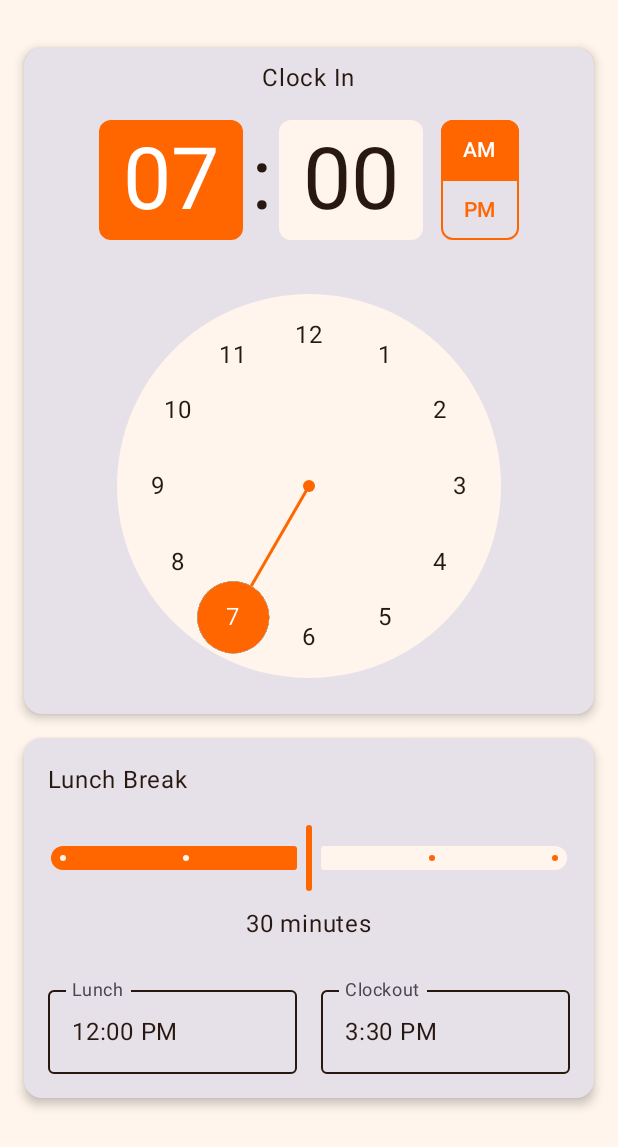
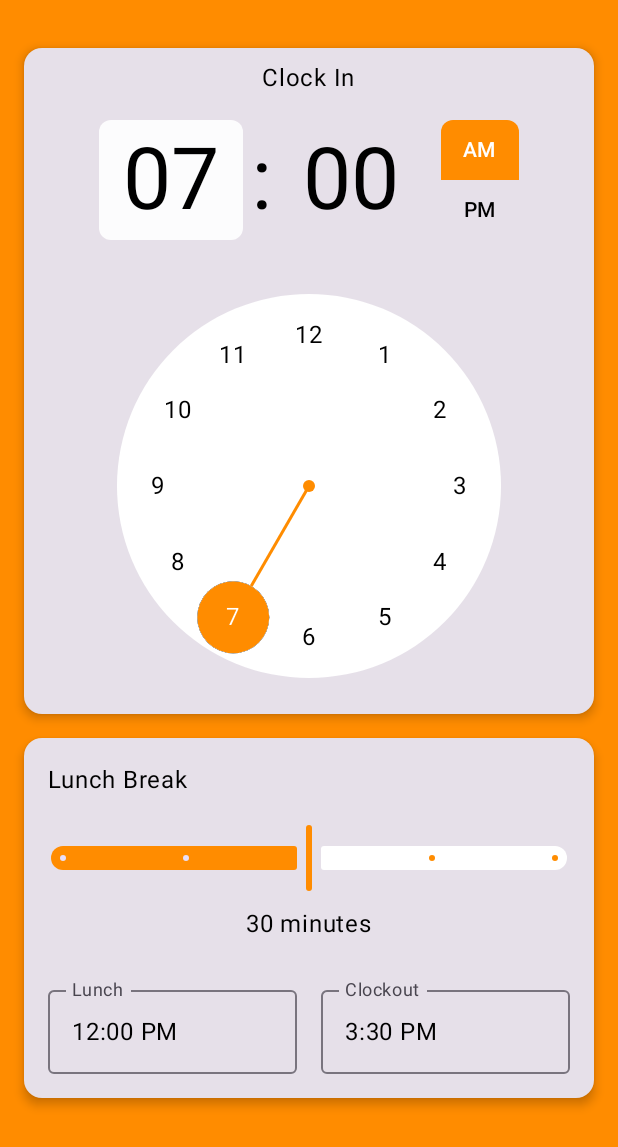
Before and after one commit to kyle-ce/clock-out-mobile, an Android app built with Jetpack Compose: the screen it shows after launch (MainActivity), on a phone screen of 412 x 824 dp. Shown: the top 1147 px of the screen. Run offline under Robolectric (Android 15) with nearby library versions, the phone set to English and light mode, and no system bars.

Commit message:
improve dark and light theme

```diff
--- a/app/src/main/java/com/example/clockout/ui/App.kt
+++ b/app/src/main/java/com/example/clockout/ui/App.kt
@@ -17,6 +17,7 @@ import androidx.compose.material3.MaterialTheme
 import androidx.compose.material3.OutlinedTextField
 import androidx.compose.material3.Scaffold
 import androidx.compose.material3.Slider
+import androidx.compose.material3.SliderDefaults
 import androidx.compose.material3.Text
 import androidx.compose.material3.TimePicker
 import androidx.compose.material3.TimePickerDefaults
@@ -96,6 +97,9 @@ fun ClockOutTimeDisplay(clockOutTime: String) {
 
 @Composable
 private fun LunchSlider(title: String, sliderPosition: Float, onvalueChange: (Float) -> Unit) {
+    var colors = SliderDefaults.colors(
+        inactiveTrackColor = MaterialTheme.colorScheme.surface
+    )
     Column {
         Text(text = title, Modifier.padding(all = 16.dp))
         Slider(value = sliderPosition,
@@ -104,7 +108,8 @@ private fun LunchSlider(title: String, sliderPosition: Float, onvalueChange: (Fl
             steps = 3,
             modifier = Modifier
                 .semantics { contentDescription = "Lunch Break Slider" }
-                .padding(horizontal = 16.dp))
+                .padding(horizontal = 16.dp),
+            colors = colors)
         Text(
             text = "${sliderPosition.toInt()} minutes",
             Modifier
@@ -122,15 +127,19 @@ private fun TimePickerCard(title: String, timePickerState: TimePickerState) {
         clockDialSelectedContentColor = MaterialTheme.colorScheme.onPrimary,
         clockDialUnselectedContentColor = MaterialTheme.colorScheme.onSurface,
         selectorColor = MaterialTheme.colorScheme.primary,
-        containerColor = MaterialTheme.colorScheme.surface,
-        periodSelectorBorderColor = MaterialTheme.colorScheme.primary,
+
+        containerColor = Color.Blue,
+
+        periodSelectorBorderColor = Color.Transparent,
         periodSelectorSelectedContainerColor = MaterialTheme.colorScheme.primary,
         periodSelectorUnselectedContainerColor = Color.Transparent,
-        periodSelectorSelectedContentColor = MaterialTheme.colorScheme.onPrimary,
-        periodSelectorUnselectedContentColor = MaterialTheme.colorScheme.primary,
-        timeSelectorSelectedContainerColor = MaterialTheme.colorScheme.primary,
-        timeSelectorUnselectedContainerColor = MaterialTheme.colorScheme.surface,
-        timeSelectorSelectedContentColor = MaterialTheme.colorScheme.onPrimary,
+        periodSelectorSelectedContentColor = MaterialTheme.colorScheme.surface,
+        periodSelectorUnselectedContentColor = MaterialTheme.colorScheme.onSurface,
+
+// TODO: fix surface color tint to match clockDialColor
+        timeSelectorSelectedContainerColor = MaterialTheme.colorScheme.surface.copy(alpha = .9f),
+        timeSelectorUnselectedContainerColor = Color.Transparent,
+        timeSelectorSelectedContentColor = MaterialTheme.colorScheme.onSurface,
         timeSelectorUnselectedContentColor = MaterialTheme.colorScheme.onSurface
     )
 
@@ -138,7 +147,9 @@ private fun TimePickerCard(title: String, timePickerState: TimePickerState) {
     Card(
         Modifier
             .fillMaxWidth()
-            .padding(all = 16.dp), elevation = CardDefaults.cardElevation(4.dp)
+            .padding(all = 16.dp),
+        elevation = CardDefaults.cardElevation(4.dp),
+
     ) {
         Column(
             horizontalAlignment = Alignment.CenterHorizontally, modifier = Modifier.fillMaxWidth()
--- a/app/src/main/java/com/example/clockout/ui/theme/Color.kt
+++ b/app/src/main/java/com/example/clockout/ui/theme/Color.kt
@@ -3,19 +3,10 @@ package com.example.clockout.ui.theme
 import androidx.compose.material3.ColorScheme
 import androidx.compose.ui.graphics.Color
 
-val HomeDepotOrange = Color(0xFFFF6600)
-val LightBrown = Color(0xFFB6866F)
-val LightBeige = Color(0xFFFFF5EC)
-val DarkBrown = Color(0xFF271810)
 val DarkOrange = Color(0xFFFF8C00)
 val MediumDarkOrange = Color(0xFFFF7043)
-val SiennaBrown = Color(0xFFA0522D)
-val SaddleBrown = Color(0xFF8B4513)
-val LightSalmon = Color(0xFFFFA07A)
-val IndianRed = Color(0xFFCD5C5C)
+
 val AlmostBlack = Color(0xFF121212)
 val LightGray = Color(0xFFE0E0E0)
 val Gray = Color(0xFFBDBDBD)
 val VeryDarkGray = Color(0xFF1E1E1E)
-val PinkishRed = Color(0xFFCF6679)
-val DarkRed = Color(0xFF8B0000)
--- a/app/src/main/java/com/example/clockout/ui/theme/Theme.kt
+++ b/app/src/main/java/com/example/clockout/ui/theme/Theme.kt
@@ -8,63 +8,33 @@ import androidx.compose.runtime.Composable
 import androidx.compose.ui.graphics.Color
 
 private val LightColorScheme = lightColorScheme(
-    primary = HomeDepotOrange,
+// Primary
+    primary = DarkOrange,
     onPrimary = Color.White,
-    primaryContainer = LightBeige,
-    onPrimaryContainer = DarkBrown,
-    secondary = LightBrown,
-    onSecondary = Color.White,
-    secondaryContainer = LightBeige,
-    onSecondaryContainer = DarkBrown,
-    tertiary = DarkBrown,
-    onTertiary = Color.White,
-    tertiaryContainer = LightBeige,
-    onTertiaryContainer = DarkBrown,
-    background = LightBeige,
-    onBackground = DarkBrown,
-    surface = LightBeige,
-    onSurface = DarkBrown,
-    error = Color.Red,
-    onError = Color.White,
-    errorContainer = Color(0xFFFFDAD4),
-    onErrorContainer = Color(0xFF410E0B),
-    inversePrimary = LightBeige,
-    inverseSurface = DarkBrown,
-    inverseOnSurface = LightBeige,
-    outline = DarkBrown,
-    outlineVariant = LightBrown,
-    surfaceTint = Color.Transparent,
-    surfaceVariant = LightBeige
+// Secondary
+
+// Background
+    background = DarkOrange,
+// Surface
+    surface = Color.White,
+    surfaceTint = Color.White,
+    surfaceVariant = Color.White.copy(alpha = .9f), // Card BG
+    onSurface = Color.Black,
 )
 
 private val DarkColorScheme = darkColorScheme(
+// Primary
     primary = DarkOrange,
     onPrimary = Color.White,
-    primaryContainer = MediumDarkOrange,
-    onPrimaryContainer = Color.Black,
-    secondary = SiennaBrown,
-    onSecondary = Color.White,
-    secondaryContainer = SaddleBrown,
-    onSecondaryContainer = Color.White,
-    tertiary = LightSalmon,
-    onTertiary = Color.Black,
-    tertiaryContainer = IndianRed,
-    onTertiaryContainer = Color.White,
+// Secondary
+// Background
     background = AlmostBlack,
-    onBackground = Color.Red,
+// Surface
     surface = VeryDarkGray,
     onSurface = LightGray,
-    error = PinkishRed,
-    onError = Color.White,
-    errorContainer = DarkRed,
-    onErrorContainer = Color.White,
-    inversePrimary = MediumDarkOrange,
-    inverseSurface = LightGray,
-    inverseOnSurface = VeryDarkGray,
-    outline = Gray,
-    outlineVariant = SiennaBrown,
     surfaceTint = LightGray,
     surfaceVariant = VeryDarkGray
+
 )
 
 @Composable
```
